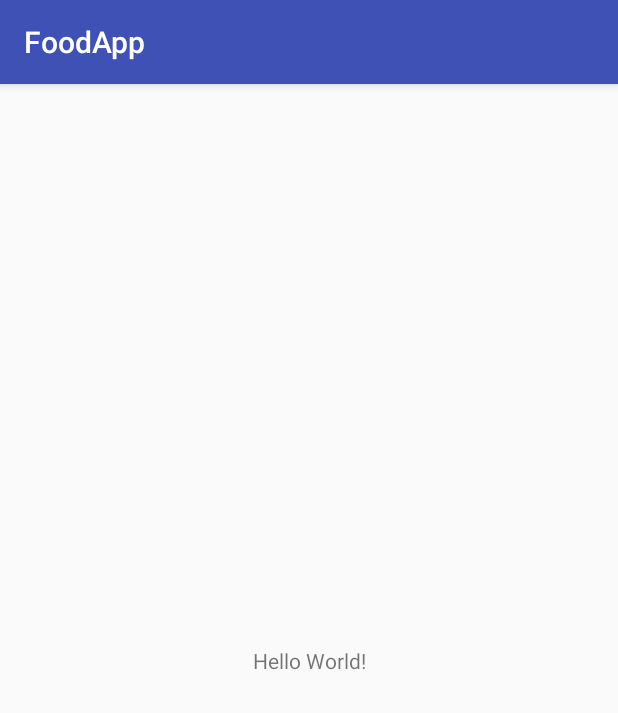
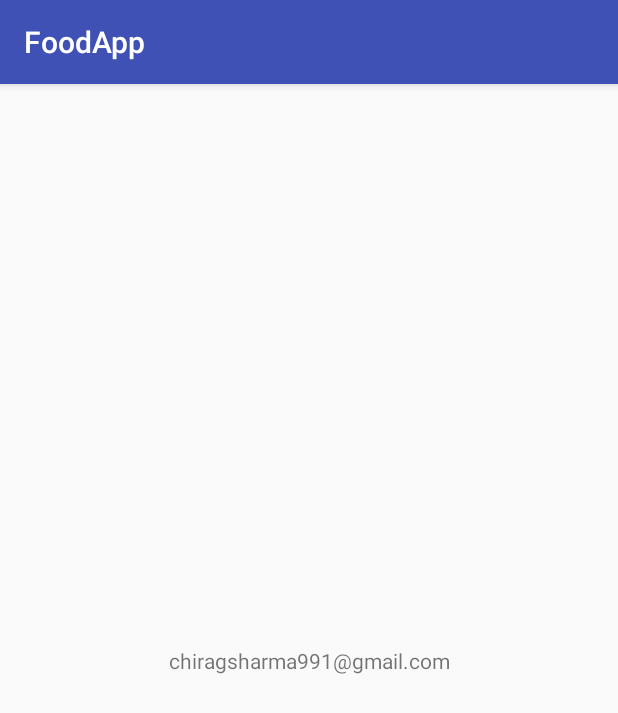
Before and after one commit to chiragsharma991/FoodApp, an Android app: the screen it shows after launch (MainActivity), on a phone screen of 412 x 824 dp. Shown: the top 713 px of the screen. Run offline under Robolectric (Android 15) with nearby library versions, the phone set to English and light mode, and no system bars; our stand-ins replace data binding, sdp/ssp sizes.

Commit message:
commit first

```diff
--- a/app/src/main/java/dk/eatmore/foodapp/MainActivity.kt
+++ b/app/src/main/java/dk/eatmore/foodapp/MainActivity.kt
@@ -1,13 +1,20 @@
 package dk.eatmore.foodapp
 
+import android.databinding.DataBindingUtil
 import android.support.v7.app.AppCompatActivity
 import android.os.Bundle
+import dk.eatmore.foodapp.databinding.ActivityMainBinding
+import dk.eatmore.foodapp.model.User
 
 class MainActivity : AppCompatActivity() {
 
     override fun onCreate(savedInstanceState: Bundle?) {
         super.onCreate(savedInstanceState)
-        setContentView(R.layout.activity_main)
+        val binding:ActivityMainBinding= DataBindingUtil.setContentView(this,R.layout.activity_main)
+        val user=User()
+        user.email ="chiragsharma991@gmail.com"
+        user.name ="charisharma"
+        binding.user =user
         //test
     }
 }
--- a/app/src/main/java/dk/eatmore/foodapp/Utils/BaseActivity.kt
+++ b/app/src/main/java/dk/eatmore/foodapp/Utils/BaseActivity.kt
@@ -82,7 +82,7 @@ abstract class BaseActivity : AppCompatActivity()
                         if (response.isSuccessful) {
                             onAliCallInteraction.onSuccess(response.body())
                         } else {
-                            var mErrorBody: String = response.errorBody()!!.string()
+                           // var mErrorBody: String = response.errorBody()!!.string()
                         }
                     } catch (e: Exception) {
                         log("error of catch ",e.toString())
@@ -102,13 +102,13 @@ abstract class BaseActivity : AppCompatActivity()
     }
 
     fun showSnackBar(view: View, string: String) {
-        Snackbar.make(view!!, string, Snackbar.LENGTH_SHORT).show()
+        Snackbar.make(view, string, Snackbar.LENGTH_SHORT).show()
     }
 
     fun hideKeyboard() {
         try {
             val imm = getSystemService(Context.INPUT_METHOD_SERVICE) as InputMethodManager
-            imm!!.hideSoftInputFromWindow(currentFocus!!.windowToken, 0)
+            imm.hideSoftInputFromWindow(currentFocus!!.windowToken, 0)
         }catch (e : Exception){
             e.printStackTrace()
         }
--- a/app/src/main/java/dk/eatmore/foodapp/Utils/BaseFragment.kt
+++ b/app/src/main/java/dk/eatmore/foodapp/Utils/BaseFragment.kt
@@ -182,7 +182,7 @@ abstract class BaseFragment : Fragment() {
                         if (response.isSuccessful) {
                             onAliCallInteraction.onSuccess(response.body())
                         } else {
-                            var mErrorBody: String = response.errorBody()!!.string()
+                           // var mErrorBody: String = response.errorBody()!!.string()
                             onAliCallInteraction.onFail(404)
                         }
                     } catch (e: Exception) {
--- a/app/src/main/java/dk/eatmore/foodapp/Utils/DialogUtils.kt
+++ b/app/src/main/java/dk/eatmore/foodapp/Utils/DialogUtils.kt
@@ -100,7 +100,7 @@ object DialogUtils {
         builderSingle.setCustomTitle(view)
        // builderSingle.setMessage("testing")
 
-        val arrayAdapter = ArrayAdapter<String>(activity!!, R.layout.simple_expandable_list_item_1
+        val arrayAdapter = ArrayAdapter<String>(activity, R.layout.simple_expandable_list_item_1
         )
         for (i in 0..list.size-1){
             arrayAdapter.add(list.get(i))
--- /dev/null
+++ b/app/src/main/java/dk/eatmore/foodapp/model/User.kt
@@ -0,0 +1,6 @@
+package dk.eatmore.foodapp.model
+
+data class User  (
+    var name: String="",
+    var email: String=""
+)
--- a/app/src/main/res/layout/activity_main.xml
+++ b/app/src/main/res/layout/activity_main.xml
@@ -1,4 +1,14 @@
 <?xml version="1.0" encoding="utf-8"?>
+<layout>
+    <data>
+        <variable
+
+            name="user"
+            type="dk.eatmore.foodapp.model.User">
+
+        </variable>
+
+    </data>
     <android.support.constraint.ConstraintLayout xmlns:android="http://schemas.android.com/apk/res/android"
         xmlns:app="http://schemas.android.com/apk/res-auto"
         xmlns:tools="http://schemas.android.com/tools"
@@ -9,10 +19,12 @@
         <TextView
             android:layout_width="wrap_content"
             android:layout_height="wrap_content"
-        android:text="Hello World!"
+            android:text="@{user.email}"
             app:layout_constraintBottom_toBottomOf="parent"
             app:layout_constraintLeft_toLeftOf="parent"
             app:layout_constraintRight_toRightOf="parent"
             app:layout_constraintTop_toTopOf="parent" />
 
     </android.support.constraint.ConstraintLayout>
+
+</layout>
```
Also changed, not shown: app/build.gradle (+10 -0 lines). Lines whose indentation alone changed are shown as unchanged.
